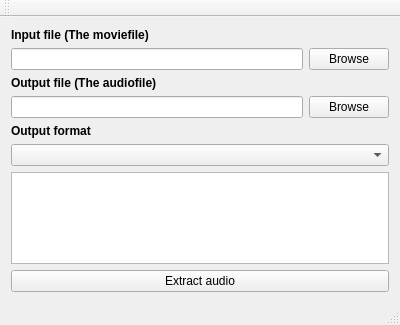
Old version of the form mainwindow.ui in the repository froksen/FAudioExtractor.
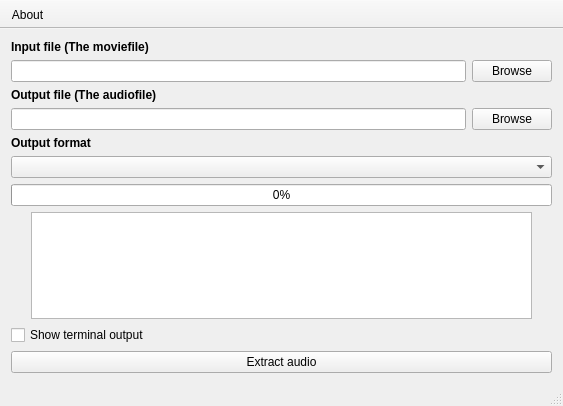
New version of the form. Icons and pictures are not drawn.

Diff of the .ui file:
```diff
--- a/mainwindow.ui
+++ b/mainwindow.ui
@@ -6,12 +6,12 @@
    <rect>
     <x>0</x>
     <y>0</y>
-    <width>400</width>
-    <height>325</height>
+    <width>563</width>
+    <height>406</height>
    </rect>
   </property>
   <property name="windowTitle">
-   <string>MainWindow</string>
+   <string>FAudioExtractor</string>
   </property>
   <widget class="QWidget" name="centralWidget">
    <layout class="QVBoxLayout" name="verticalLayout">
@@ -79,6 +79,9 @@
     </item>
     <item>
      <layout class="QGridLayout" name="gridLayout_3">
+      <item row="1" column="0">
+       <widget class="QComboBox" name="comboBox_outputfile"/>
+      </item>
       <item row="0" column="0">
        <widget class="QLabel" name="label_3">
         <property name="font">
@@ -92,26 +95,58 @@
         </property>
        </widget>
       </item>
-      <item row="1" column="0">
-       <widget class="QComboBox" name="comboBox_outputfile"/>
+      <item row="2" column="0">
+       <widget class="QProgressBar" name="progressBar">
+        <property name="value">
+         <number>0</number>
+        </property>
+       </widget>
       </item>
      </layout>
     </item>
     <item>
-     <widget class="QTextEdit" name="textEdit"/>
+     <layout class="QGridLayout" name="gridLayout_4">
+      <item row="0" column="1">
+       <widget class="QTextEdit" name="textEdit">
+        <property name="readOnly">
+         <bool>true</bool>
+        </property>
+       </widget>
+      </item>
+      <item row="0" column="0">
+       <spacer name="verticalSpacer">
+        <property name="orientation">
+         <enum>Qt::Vertical</enum>
+        </property>
+        <property name="sizeHint" stdset="0">
+         <size>
+          <width>20</width>
+          <height>92</height>
+         </size>
+        </property>
+       </spacer>
+      </item>
+      <item row="0" column="2">
+       <spacer name="verticalSpacer_2">
+        <property name="orientation">
+         <enum>Qt::Vertical</enum>
+        </property>
+        <property name="sizeHint" stdset="0">
+         <size>
+          <width>20</width>
+          <height>40</height>
+         </size>
+        </property>
+       </spacer>
+      </item>
+     </layout>
     </item>
     <item>
-     <spacer name="verticalSpacer">
-      <property name="orientation">
-       <enum>Qt::Vertical</enum>
+     <widget class="QCheckBox" name="checkBox">
+      <property name="text">
+       <string>Show terminal output</string>
       </property>
-      <property name="sizeHint" stdset="0">
-       <size>
-        <width>20</width>
-        <height>92</height>
-       </size>
-      </property>
-     </spacer>
+     </widget>
     </item>
     <item>
      <widget class="QPushButton" name="pushButton">
@@ -127,20 +162,41 @@
     <rect>
      <x>0</x>
      <y>0</y>
-     <width>400</width>
+     <width>563</width>
      <height>21</height>
     </rect>
    </property>
   </widget>
   <widget class="QToolBar" name="mainToolBar">
+   <property name="movable">
+    <bool>false</bool>
+   </property>
+   <property name="allowedAreas">
+    <set>Qt::TopToolBarArea</set>
+   </property>
+   <property name="floatable">
+    <bool>false</bool>
+   </property>
    <attribute name="toolBarArea">
     <enum>TopToolBarArea</enum>
    </attribute>
    <attribute name="toolBarBreak">
     <bool>false</bool>
    </attribute>
+   <addaction name="actionAbout"/>
   </widget>
   <widget class="QStatusBar" name="statusBar"/>
+  <action name="actionAbout">
+   <property name="icon">
+    <iconset theme="system-help"/>
+   </property>
+   <property name="text">
+    <string>About</string>
+   </property>
+   <property name="toolTip">
+    <string>About</string>
+   </property>
+  </action>
  </widget>
  <layoutdefault spacing="6" margin="11"/>
  <resources/>
```
